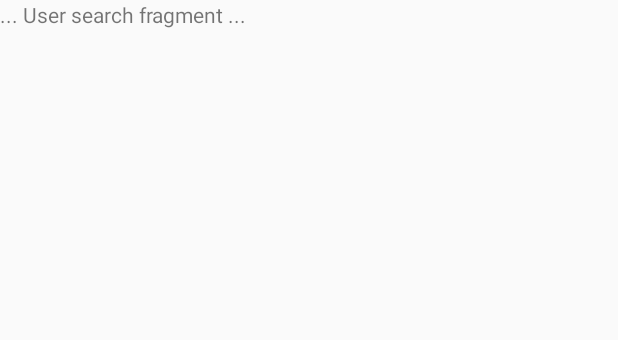
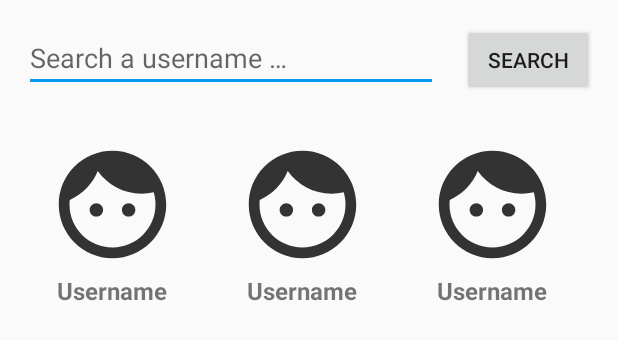
Before and after one commit to aron123/github-browser, an Android app: the layout user_search_fragment.xml on its own in the app's theme, with its tools: preview values and no code run, on a phone screen of 412 x 824 dp. Shown: the top 340 px of the screen. Run offline under Robolectric (Android 15) with nearby library versions, the phone set to English and light mode, and no system bars.

Commit message:
Add user search

```diff
--- a/app/src/main/java/hu/arondev/uni/mobileprog/githubbrowser/MainActivityDelegate.kt
+++ b/app/src/main/java/hu/arondev/uni/mobileprog/githubbrowser/MainActivityDelegate.kt
@@ -3,4 +3,5 @@ package hu.arondev.uni.mobileprog.githubbrowser
 interface MainActivityDelegate {
     fun openRepositoryPage(user: String, repo: String)
     fun openUserPage(user: String)
+    fun hideKeyboard()
 }
--- a/app/src/main/java/hu/arondev/uni/mobileprog/githubbrowser/repo/page/RepoPageFragment.kt
+++ b/app/src/main/java/hu/arondev/uni/mobileprog/githubbrowser/repo/page/RepoPageFragment.kt
@@ -71,6 +71,7 @@ class RepoPageFragment : Fragment() {
             repo_name.text = repo.name
             repo_owner.text = repo.owner.login
             repo_desc.text = repo.description
+            repo_language.text = repo.language
         })
 
         viewModel.fileList.observe(this, { files ->
--- /dev/null
+++ b/app/src/main/res/layout/user_item.xml
@@ -0,0 +1,32 @@
+<?xml version="1.0" encoding="utf-8"?>
+<RelativeLayout
+    xmlns:android="http://schemas.android.com/apk/res/android"
+    xmlns:app="http://schemas.android.com/apk/res-auto"
+    android:layout_width="wrap_content"
+    android:layout_height="wrap_content"
+    android:layout_marginTop="@dimen/activity_vertical_margin"
+    android:layout_marginBottom="@dimen/activity_vertical_margin"
+    android:layout_marginStart="@dimen/activity_horizontal_margin"
+    android:layout_marginEnd="@dimen/activity_horizontal_margin"
+    android:clickable="true"
+    android:focusable="true"
+    android:foreground="?selectableItemBackground">
+
+    <com.google.android.material.imageview.ShapeableImageView
+        android:id="@+id/user_search_profile_pic"
+        android:layout_width="@dimen/nav_profile_pic_width"
+        android:layout_height="@dimen/nav_profile_pic_height"
+        app:srcCompat="@drawable/ic_profile" />
+
+    <TextView
+        android:id="@+id/user_search_username"
+        android:layout_width="wrap_content"
+        android:layout_height="wrap_content"
+        android:layout_marginTop="3dp"
+        android:layout_below="@+id/user_search_profile_pic"
+        android:text="@string/default_username"
+        android:layout_centerHorizontal="true"
+        android:textStyle="bold"
+        android:textSize="16sp"/>
+
+</RelativeLayout>
--- a/app/src/main/res/layout/user_search_fragment.xml
+++ b/app/src/main/res/layout/user_search_fragment.xml
@@ -1,13 +1,43 @@
 <?xml version="1.0" encoding="utf-8"?>
-<FrameLayout xmlns:android="http://schemas.android.com/apk/res/android"
+<RelativeLayout xmlns:android="http://schemas.android.com/apk/res/android"
     xmlns:tools="http://schemas.android.com/tools"
     android:layout_width="match_parent"
     android:layout_height="match_parent"
+    xmlns:app="http://schemas.android.com/apk/res-auto"
+    android:layout_marginTop="@dimen/activity_vertical_margin"
+    android:layout_marginBottom="@dimen/activity_vertical_margin"
+    android:layout_marginStart="@dimen/activity_horizontal_margin"
+    android:layout_marginEnd="@dimen/activity_horizontal_margin"
     tools:context=".user.search.UserSearchFragment">
 
-    <TextView
+    <EditText
+        android:id="@+id/user_search_input"
+        android:layout_width="wrap_content"
+        android:layout_height="wrap_content"
+        android:layout_alignParentStart="true"
+        android:layout_alignParentTop="true"
+        android:layout_toStartOf="@+id/user_search_button"
+        android:autofillHints=""
+        android:hint="@string/username_search_hint"
+        android:inputType="text" />
+
+    <Button
+        android:id="@+id/user_search_button"
+        android:layout_width="wrap_content"
+        android:layout_height="wrap_content"
+        android:layout_alignParentTop="true"
+        android:layout_marginStart="@dimen/activity_horizontal_margin"
+        android:layout_alignParentEnd="true"
+        android:text="@string/search_button_text" />
+
+    <androidx.recyclerview.widget.RecyclerView
+        android:id="@+id/user_search_recyclerview"
         android:layout_width="match_parent"
-        android:layout_height="match_parent"
-        android:text="... User search fragment ..." />
-
-</FrameLayout>
+        android:layout_height="wrap_content"
+        android:layout_below="@+id/user_search_input"
+        android:layout_marginTop="@dimen/activity_vertical_margin"
+        tools:listitem="@layout/user_item"
+        app:layoutManager="androidx.recyclerview.widget.GridLayoutManager"
+        app:spanCount="3"
+        />
+</RelativeLayout>
--- a/app/src/main/res/values/strings.xml
+++ b/app/src/main/res/values/strings.xml
@@ -28,6 +28,8 @@
     <string name="default_filesize">1 MB</string>
     <string name="default_open_issues">0 open issues</string>
     <string name="default_forks">0 forks</string>
+    <string name="search_button_text">Search</string>
+    <string name="username_search_hint">Search a username …</string>
     <plurals name="profile_page_public_repositories">
         <item quantity="one">%d public repository</item>
         <item quantity="other">%d public repositories</item>
--- a/core/src/main/java/hu/arondev/uni/mobileprog/core/data/UserDataSource.kt
+++ b/core/src/main/java/hu/arondev/uni/mobileprog/core/data/UserDataSource.kt
@@ -3,7 +3,7 @@ package hu.arondev.uni.mobileprog.core.data
 import hu.arondev.uni.mobileprog.core.domain.User
 
 interface UserDataSource {
-    suspend fun searchUsersByUsername(username: String): List<User>
+    suspend fun searchUsersByUsername(username: String, perPage: Int): List<User>
     suspend fun getCurrentUser(): User
     suspend fun getOneUserByUsername(username: String): User
 }
--- a/core/src/main/java/hu/arondev/uni/mobileprog/core/data/UserRepository.kt
+++ b/core/src/main/java/hu/arondev/uni/mobileprog/core/data/UserRepository.kt
@@ -3,7 +3,7 @@ package hu.arondev.uni.mobileprog.core.data
 import hu.arondev.uni.mobileprog.core.domain.User
 
 class UserRepository(private val userDataSource: UserDataSource) {
-    suspend fun searchUsersByUsername(username: String): List<User> = userDataSource.searchUsersByUsername(username)
+    suspend fun searchUsersByUsername(username: String, perPage: Int = 100): List<User> = userDataSource.searchUsersByUsername(username, perPage)
     suspend fun getCurrentUser(): User = userDataSource.getCurrentUser()
     suspend fun getOneUserByUsername(username: String): User = userDataSource.getOneUserByUsername(username)
 }
--- a/framework/src/main/java/hu/arondev/uni/mobileprog/framework/rest/dao/UserDao.kt
+++ b/framework/src/main/java/hu/arondev/uni/mobileprog/framework/rest/dao/UserDao.kt
@@ -6,7 +6,7 @@ import retrofit2.http.*
 
 interface UserDao {
     @GET("search/users")
-    suspend fun searchUsers(@Query("q") username: String): UserSearchEntity
+    suspend fun searchUsers(@Query("q") username: String, @Query("per_page") perPage: Int): UserSearchEntity
 
     @GET("users/{username}")
     suspend fun getOneUser(@Path("username") username: String): UserEntity
--- a/framework/src/main/java/hu/arondev/uni/mobileprog/framework/rest/datasource/UserHttpDataSource.kt
+++ b/framework/src/main/java/hu/arondev/uni/mobileprog/framework/rest/datasource/UserHttpDataSource.kt
@@ -11,8 +11,8 @@ class UserHttpDataSource(context: Context) : UserDataSource {
     private val userDao = GithubApiClient.getInstance(context).userDao()
     private val userConverter = Mappers.getMapper(UserConverter::class.java)
 
-    override suspend fun searchUsersByUsername(username: String): List<User>
-        = userConverter.convertToDomain(userDao.searchUsers(username).items)
+    override suspend fun searchUsersByUsername(username: String, perPage: Int): List<User>
+        = userConverter.convertToDomain(userDao.searchUsers(username, perPage).items)
 
     override suspend fun getCurrentUser(): User = userConverter.convertToDomain(userDao.getCurrentUser())
 
```
Also changed, not shown: app/src/main/java/hu/arondev/uni/mobileprog/githubbrowser/MainActivity.kt (+13 -1 lines), app/src/main/java/hu/arondev/uni/mobileprog/githubbrowser/user/search/UserSearchAdapter.kt (added, +50 -0 lines), app/src/main/java/hu/arondev/uni/mobileprog/githubbrowser/user/search/UserSearchFragment.kt (+32 -3 lines), app/src/main/java/hu/arondev/uni/mobileprog/githubbrowser/user/search/UserSearchViewModel.kt (+18 -3 lines).
